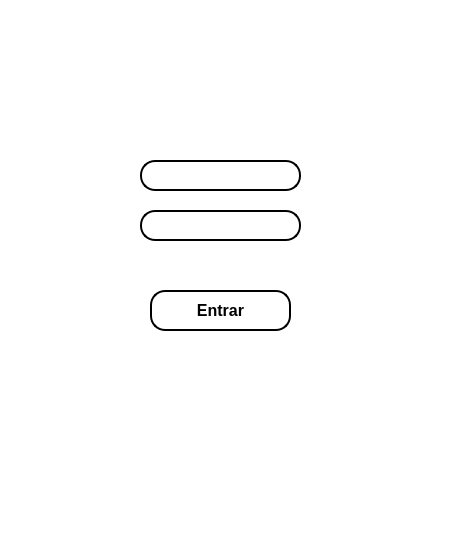
Above: App/tela_login_adm.ui from IgorMonteiro07/Aplicativo_zurica01 before the change. Below: the same form after it.
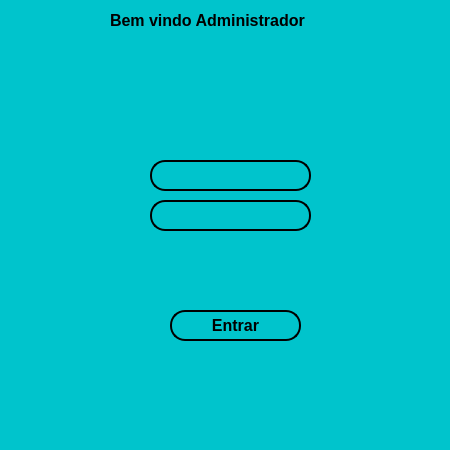
That is the form after the change. Icons and pictures are not drawn.

```diff
--- a/App/tela_login_adm.ui
+++ b/App/tela_login_adm.ui
@@ -6,8 +6,8 @@
    <rect>
     <x>0</x>
     <y>0</y>
-    <width>464</width>
-    <height>534</height>
+    <width>450</width>
+    <height>450</height>
    </rect>
   </property>
   <property name="font">
@@ -21,16 +21,16 @@
    <string>MainWindow</string>
   </property>
   <property name="styleSheet">
-   <string notr="true">background-color: rgb(255, 255, 255);</string>
+   <string notr="true">background-color: #00c4cc;</string>
   </property>
   <widget class="QWidget" name="centralwidget">
    <widget class="QPushButton" name="entrar">
     <property name="geometry">
      <rect>
-      <x>150</x>
-      <y>290</y>
-      <width>141</width>
-      <height>41</height>
+      <x>170</x>
+      <y>310</y>
+      <width>131</width>
+      <height>31</height>
      </rect>
     </property>
     <property name="font">
@@ -41,7 +41,7 @@
      </font>
     </property>
     <property name="styleSheet">
-     <string notr="true">background-color: rgb(255, 255, 255);
+     <string notr="true">background-color: #00c4cc;
 border-radius:15px;
 border-style:outset;
 border-width:2px;
@@ -54,7 +54,7 @@
    <widget class="QLineEdit" name="nomel">
     <property name="geometry">
      <rect>
-      <x>140</x>
+      <x>150</x>
       <y>160</y>
       <width>161</width>
       <height>31</height>
@@ -68,7 +68,7 @@
      </font>
     </property>
     <property name="styleSheet">
-     <string notr="true">background-color: rgb(255, 255, 255);
+     <string notr="true">background-color: #00c4cc;
 border-radius:15px;
 border-style:outset;
 border-width:2px;
@@ -78,8 +78,8 @@
    <widget class="QLineEdit" name="senhal">
     <property name="geometry">
      <rect>
-      <x>140</x>
-      <y>210</y>
+      <x>150</x>
+      <y>200</y>
       <width>161</width>
       <height>31</height>
      </rect>
@@ -92,7 +92,7 @@
      </font>
     </property>
     <property name="styleSheet">
-     <string notr="true">background-color: rgb(255, 255, 255);
+     <string notr="true">background-color: #00c4cc;
 border-radius:15px;
 border-style:outset;
 border-width:2px;</string>
@@ -121,7 +121,7 @@
     <property name="geometry">
      <rect>
       <x>110</x>
-      <y>210</y>
+      <y>200</y>
       <width>31</width>
       <height>31</height>
      </rect>
@@ -136,8 +136,8 @@
    <widget class="QLabel" name="label_4">
     <property name="geometry">
      <rect>
-      <x>70</x>
-      <y>10</y>
+      <x>30</x>
+      <y>20</y>
       <width>311</width>
       <height>121</height>
      </rect>
@@ -146,14 +146,14 @@
      <string/>
     </property>
     <property name="pixmap">
-     <pixmap>logo.jpg</pixmap>
+     <pixmap>LOGO.png</pixmap>
     </property>
    </widget>
    <widget class="QLabel" name="escrita">
     <property name="geometry">
      <rect>
       <x>70</x>
-      <y>250</y>
+      <y>260</y>
       <width>321</width>
       <height>31</height>
      </rect>
@@ -169,6 +169,26 @@
      <string/>
     </property>
    </widget>
+   <widget class="QLabel" name="label">
+    <property name="geometry">
+     <rect>
+      <x>110</x>
+      <y>0</y>
+      <width>231</width>
+      <height>41</height>
+     </rect>
+    </property>
+    <property name="font">
+     <font>
+      <pointsize>12</pointsize>
+      <weight>75</weight>
+      <bold>true</bold>
+     </font>
+    </property>
+    <property name="text">
+     <string>Bem vindo Administrador</string>
+    </property>
+   </widget>
    <zorder>label_4</zorder>
    <zorder>label_2</zorder>
    <zorder>label_3</zorder>
@@ -176,6 +196,7 @@
    <zorder>nomel</zorder>
    <zorder>senhal</zorder>
    <zorder>escrita</zorder>
+   <zorder>label</zorder>
   </widget>
   <widget class="QStatusBar" name="statusbar"/>
  </widget>
```
